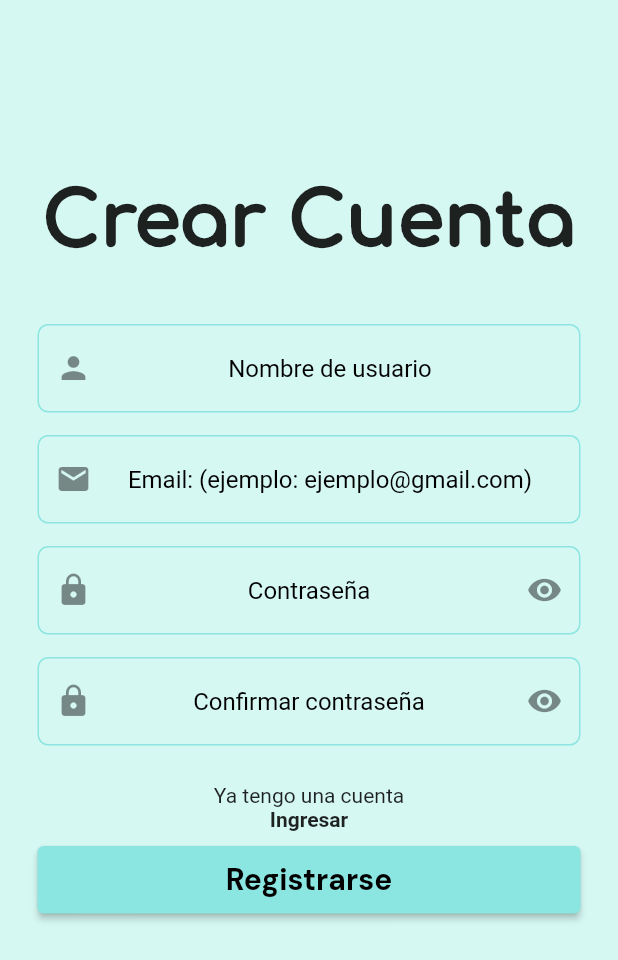
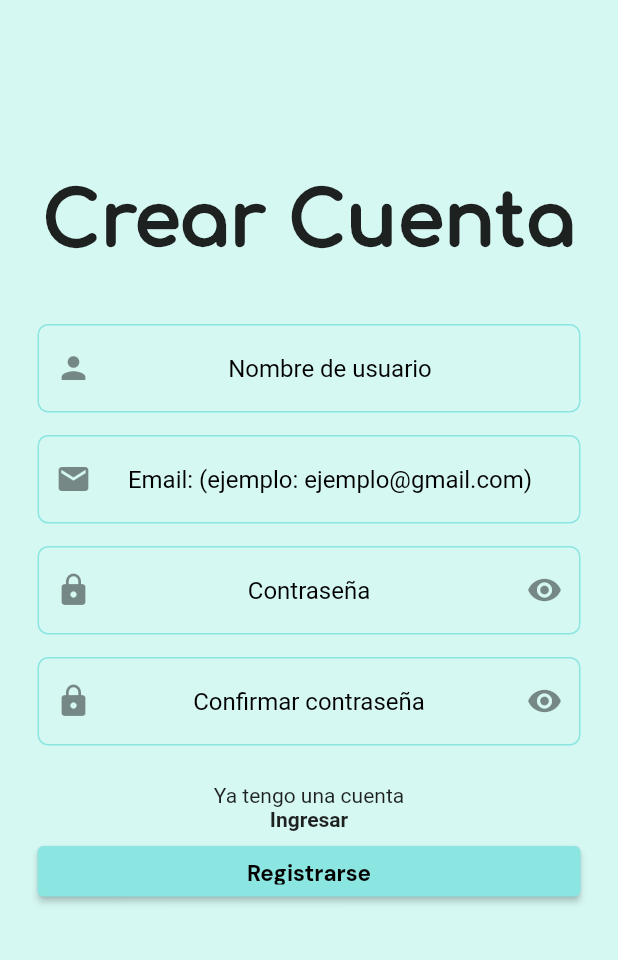
Before and after one commit to samuelmarinn/Minimental-Mobile-App, a Flutter app: the SignUpScreen screen opened directly, on a phone screen of 412 x 824 dp. Shown: the top 960 px of the screen. Run offline on Flutter 3.47's test engine with Material 2 defaults, Android fonts, the phone set to English and light mode, and no system bars; our stand-ins replace camera, charts_flutter, cloud_firestore, firebase_auth, firebase_core, firebase_storage and 6 more; missing offline and left inert: flutter_ffmpeg, google_ml_kit, number_to_words, translator; accounts and stored records are empty.

Commit message:
Add files via upload

```diff
--- a/demo/lib/components/buttom.dart
+++ b/demo/lib/components/buttom.dart
@@ -13,7 +13,7 @@ class LoginSignupButton extends StatelessWidget {
     return Container(
       width: double.infinity,
       child: SizedBox(
-        height: 45,
+        height: 45*ratio,
         child: ElevatedButton(
           onPressed:
             ontapp,
@@ -22,7 +22,7 @@ class LoginSignupButton extends StatelessWidget {
             child: Text(
               title,
               style:GoogleFonts.dmSans(
-                textStyle: TextStyle(fontSize: 20,
+                textStyle: TextStyle(fontSize: 20*ratio,
                 color: Colors.black
                 , fontWeight: FontWeight.w700
               )),
--- a/demo/lib/components/navdraw.dart
+++ b/demo/lib/components/navdraw.dart
@@ -91,18 +91,18 @@ class _NavigationDrawerWidgetState extends State<NavigationDrawerWidget> {
           padding: widget.padding.add(EdgeInsets.symmetric(vertical: 40)),
           child: Row(
             children: [
-              SizedBox(width: 20),
+              SizedBox(width: 20*wratio),
               Column(
                 crossAxisAlignment: CrossAxisAlignment.start,
                 children: [
                   Text(
                     name,
-                    style: TextStyle(fontSize: 20, color: textdraw),
+                    style: TextStyle(fontSize: 20*ratio, color: textdraw),
                   ),
                   const SizedBox(height: 4),
                   Text(
                     email,
-                    style: TextStyle(fontSize: 14, color: textdraw),
+                    style: TextStyle(fontSize: 14*ratio, color: textdraw),
                   ),
                 ],
               ),
--- a/demo/lib/components/prevDataAlert.dart
+++ b/demo/lib/components/prevDataAlert.dart
@@ -57,7 +57,7 @@ prevData(BuildContext context,String loc,String floor) {
           child: Column(
             mainAxisSize: MainAxisSize.min,
             children: <Widget>[
-              SizedBox(height: 40),
+              SizedBox(height: 40*ratio),
               Padding(
                 padding: EdgeInsets.all(8.0),
                 child: TextFormField(
```
Also changed, not shown: demo/lib/components/camera_automatic.dart (+3 -7 lines), demo/lib/components/camera_pic.dart (+4 -3 lines), demo/lib/components/results_linechart.dart (+14 -1 lines).
